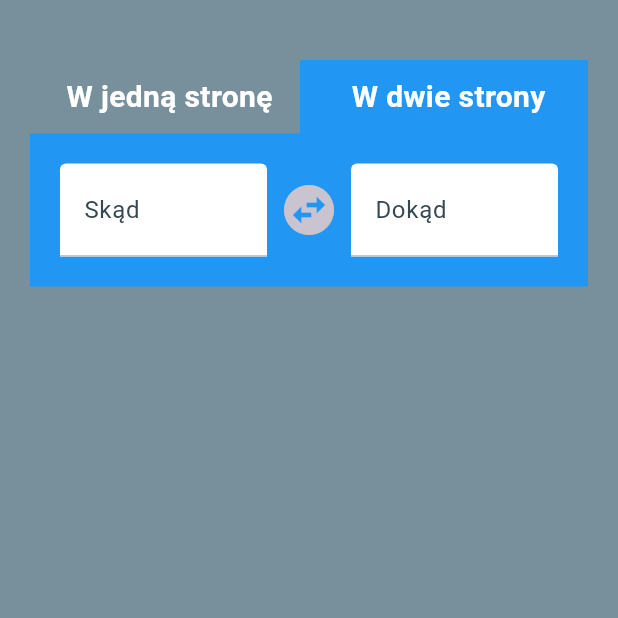
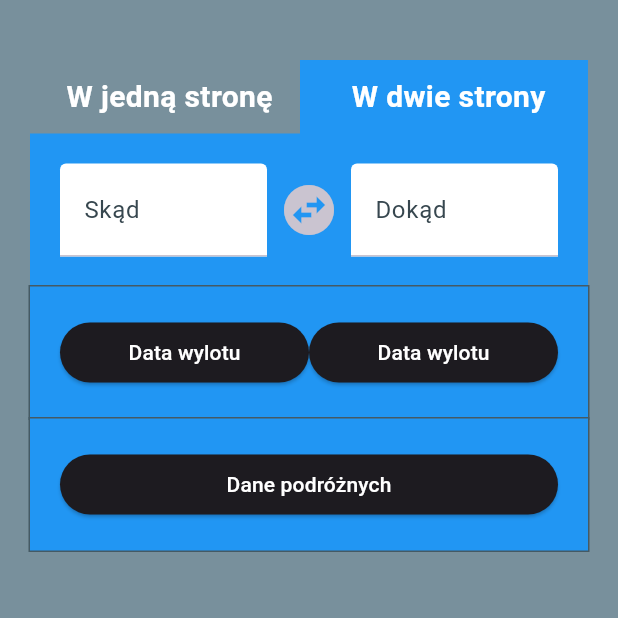
Before and after one commit to IgnacyMermer/Find_flight_app, a Flutter app: the screen it shows after launch, after a tap on the "swap horizontal circle" icon, on a phone screen of 412 x 824 dp, the top half of it. Run offline on Flutter 3.47's test engine with Material 3 defaults, Android fonts, the phone set to English and light mode, and no system bars.

Commit message:
provider added to project, added buttons to get flights dates from user, bottom sheet to get passenger data about how many passengers and airplane class

```diff
--- a/lib/HomePage.dart
+++ b/lib/HomePage.dart
@@ -1,4 +1,10 @@
 import 'package:flutter/material.dart';
+import 'package:lot_recrutation_app/HomePage/AirportsFields.dart';
+import 'package:lot_recrutation_app/HomePage/ChooseDatesRange.dart';
+import 'package:lot_recrutation_app/HomePage/ChooseFlightDate.dart';
+import 'package:lot_recrutation_app/HomePage/PassengersData.dart';
+import 'package:lot_recrutation_app/Providers/HomePageProvider.dart';
+import 'package:provider/provider.dart';
 
 class HomePage extends StatefulWidget {
   const HomePage({super.key});
@@ -10,6 +16,7 @@ class HomePage extends StatefulWidget {
 class _HomePageState extends State<HomePage> {
 
   bool oneWay = false;
+  FocusNode focusNodeFromDate=FocusNode(), focusNodeToDate=FocusNode();
 
   void changeSelectedManyWay(int position) {
     setState(() {
@@ -17,12 +24,14 @@ class _HomePageState extends State<HomePage> {
     });
   }
 
-  TextEditingController flyFromController = new TextEditingController();
-  TextEditingController flyToController = new TextEditingController();
-
+  void removeFocuses(){
+    focusNodeFromDate.unfocus();
+    focusNodeToDate.unfocus();
+  }
 
   @override
   Widget build(BuildContext context) {
+    final homePageProvider = Provider.of<HomePageProvider>(context);
     return PopScope(
       canPop: false,
       onPopInvoked: (didPop) async {
@@ -91,45 +100,13 @@ class _HomePageState extends State<HomePage> {
                   ],
                 ),
               ),
-              Container(
-                decoration: BoxDecoration(
-                  color: Colors.blue,
-                ),
-                padding: EdgeInsets.all(20),
-                child: Row(
-                  children: [
-                    Expanded(
-                      child: TextFormField(
-                        style: TextStyle(fontSize: 20,color: Colors.blueGrey[800]),
-                        decoration: InputDecoration(
-                          fillColor: Colors.white,
-                          labelText: 'Skąd',
-                          filled: true,
-                          labelStyle: TextStyle(color: Colors.blueGrey[800]),
-                        ),
-                        controller: flyFromController,
-                      ),
-                    ),
-                    IconButton(
-                      onPressed: (){},
-                      icon: Icon(Icons.swap_horizontal_circle,
-                      size: 40,)
-                    ),
-                    Expanded(
-                      child: TextFormField(
-                        style: TextStyle(fontSize: 20,color: Colors.blueGrey[800]),
-                        decoration: InputDecoration(
-                          fillColor: Colors.white,
-                          labelText: 'Dokąd',
-                          filled: true,
-                          labelStyle: TextStyle(color: Colors.blueGrey[800]),
-                        ),
-                        controller: flyToController,
-                      ),
-                    ),
-                  ],
-                ),
-              )
+
+              AirportFields(focus1: focusNodeFromDate, focus2: focusNodeToDate),
+
+              oneWay?ChooseFlightDate(removeFocuses: removeFocuses)
+                  :ChooseDatesRange(removeFocuses: removeFocuses),
+
+              PassengersData()
 
             ],
           ),
--- /dev/null
+++ b/lib/HomePage/AirportsFields.dart
@@ -0,0 +1,58 @@
+import 'package:flutter/material.dart';
+import 'package:lot_recrutation_app/Providers/HomePageProvider.dart';
+import 'package:provider/provider.dart';
+
+class AirportFields extends StatelessWidget {
+  FocusNode focus1, focus2;
+  AirportFields({required this.focus1, required this.focus2});
+  //const AirportFields({super.key});
+
+  @override
+  Widget build(BuildContext context) {
+    final homePageProvider = Provider.of<HomePageProvider>(context);
+    return Container(
+      decoration: BoxDecoration(
+        color: Colors.blue,
+      ),
+      padding: EdgeInsets.all(20),
+      child: Row(
+        children: [
+          Expanded(
+            child: TextFormField(
+              focusNode: focus1,
+              style: TextStyle(fontSize: 20,color: Colors.blueGrey[800]),
+              decoration: InputDecoration(
+                fillColor: Colors.white,
+                labelText: 'Skąd',
+                filled: true,
+                labelStyle: TextStyle(color: Colors.blueGrey[800]),
+              ),
+              controller: homePageProvider.flyFromController,
+            ),
+          ),
+          IconButton(
+              onPressed: (){
+                String temp = homePageProvider.flyFromController.text;
+                homePageProvider.flyFromController = TextEditingController.fromValue(TextEditingValue(text: homePageProvider.flyToController_.text));
+                homePageProvider.flyToController = TextEditingController.fromValue(TextEditingValue(text: temp));
+              },
+              icon: Icon(Icons.swap_horizontal_circle, size: 40,)
+          ),
+          Expanded(
+            child: TextFormField(
+              focusNode: focus2,
+              style: TextStyle(fontSize: 20,color: Colors.blueGrey[800]),
+              decoration: InputDecoration(
+                fillColor: Colors.white,
+                labelText: 'Dokąd',
+                filled: true,
+                labelStyle: TextStyle(color: Colors.blueGrey[800]),
+              ),
+              controller: homePageProvider.flyToController,
+            ),
+          ),
+        ],
+      ),
+    );
+  }
+}
--- /dev/null
+++ b/lib/HomePage/ChooseDatesRange.dart
@@ -0,0 +1,68 @@
+import 'package:flutter/material.dart';
+import 'package:lot_recrutation_app/Providers/HomePageProvider.dart';
+import 'package:provider/provider.dart';
+
+class ChooseDatesRange extends StatelessWidget {
+  //final Future<Map<String, DateTime?>> Function(BuildContext context, DateTime? fromDate, DateTime? toDate) pickDateRange;
+  final void Function() removeFocuses;
+  ChooseDatesRange({required this.removeFocuses});
+  //ChooseDatesRange({super.key});
+
+  @override
+  Widget build(BuildContext context) {
+    final homePageProvider = Provider.of<HomePageProvider>(context);
+    return Placeholder(
+      child: Container(
+        decoration: BoxDecoration(
+          color: Colors.blue,
+        ),
+        padding: EdgeInsets.all(20),
+        child: Row(
+          children: [
+            Expanded(
+                child: ElevatedButton(
+                  onPressed: ()async{
+                    FocusScope.of(context).unfocus();
+                    removeFocuses();
+                    Map<String, DateTime?> map = await pickDateRange(context, homePageProvider.fromDate, homePageProvider.toDate);
+                    homePageProvider.fromDate=map['fromDate'];
+                    homePageProvider.toDate=map['toDate'];
+                  },
+                  child: Text(homePageProvider.fromDate!=null?homePageProvider.fromDate?.toLocal().toString().substring(0,10)??'':'Data wylotu'),
+                )
+            ),
+            Expanded(
+                child: ElevatedButton(
+                  onPressed: ()async{
+                    FocusScope.of(context).unfocus();
+                    removeFocuses();
+                    Map<String, DateTime?> map = await pickDateRange(context, homePageProvider.fromDate, homePageProvider.toDate);
+                    homePageProvider.fromDate=map['fromDate'];
+                    homePageProvider.toDate=map['toDate'];
+                  },
+                  child: Text(homePageProvider.toDate!=null?homePageProvider.toDate?.toLocal().toString().substring(0,10)??'':'Data wylotu'),
+                )
+            )
+          ],
+        ),
+      ),
+    );
+  }
+
+  Future<Map<String, DateTime?>> pickDateRange(BuildContext context, DateTime? fromDate, DateTime? toDate)async{
+    final DateTimeRange? picked = await showDateRangePicker(
+      firstDate: DateTime.now(),
+      lastDate: DateTime.now().add(Duration(days: 365)),
+      initialDateRange: fromDate!=null&&toDate!=null?DateTimeRange(start: fromDate??DateTime.now(), end: toDate??DateTime.now())
+      :null,
+      context: context,
+    );
+
+    DateTime? newFromDate = fromDate, newToDate = toDate;
+    if (picked != null) {
+      newFromDate=picked.start;
+      newToDate = picked.end;
+    }
+    return {'fromDate': newFromDate, 'toDate': newToDate};
+  }
+}
--- /dev/null
+++ b/lib/Providers/HomePageProvider.dart
@@ -0,0 +1,72 @@
+import 'package:flutter/cupertino.dart';
+
+class HomePageProvider extends ChangeNotifier{
+  DateTime? fromDate_, toDate_, oneFlightDate_;
+  TextEditingController flyFromController_ = new TextEditingController();
+  TextEditingController flyToController_ = new TextEditingController();
+  int adults_=1, teenagers_=0, children_=0, babies_=0, flightClass_=-1;
+
+  DateTime? get fromDate=>fromDate_;
+  DateTime? get toDate=>toDate_;
+  DateTime? get oneFlightDate=>oneFlightDate_;
+  TextEditingController get flyFromController => flyFromController_;
+  TextEditingController get flyToController => flyToController_;
+  int get adults=>adults_;
+  int get teenagers=>teenagers_;
+  int get children=>children_;
+  int get babies=>babies_;
+  int get flightClass=>flightClass_;
+
+
+  set fromDate(DateTime? newFromDate){
+    fromDate_=newFromDate;
+    notifyListeners();
+  }
+
+  set toDate(DateTime? newToDate){
+    toDate_=newToDate;
+    notifyListeners();
+  }
+
+  set oneFlightDate(DateTime? newFromDate){
+    oneFlightDate_=newFromDate;
+    notifyListeners();
+  }
+
+  set flyFromController(TextEditingController newController){
+    flyFromController_=newController;
+    notifyListeners();
+  }
+
+  set flyToController(TextEditingController newController){
+    flyToController_=newController;
+    notifyListeners();
+  }
+
+  set adults(int newAdults){
+    adults_=newAdults;
+    notifyListeners();
+  }
+
+  set teenagers(int newTeenagers){
+    teenagers_=newTeenagers;
+    notifyListeners();
+  }
+
+  set children(int newChildren){
+    children_=newChildren;
+    notifyListeners();
+  }
+
+  set babies(int newBabies){
+    babies_=newBabies;
+    notifyListeners();
+  }
+
+  set flightClass(int newFlightClass){
+    flightClass_=newFlightClass;
+    notifyListeners();
+  }
+
+
+}
--- a/lib/main.dart
+++ b/lib/main.dart
@@ -1,6 +1,8 @@
 import 'package:flutter/material.dart';
 import 'package:flutter_localizations/flutter_localizations.dart';
 import 'package:lot_recrutation_app/HomePage.dart';
+import 'package:lot_recrutation_app/Providers/HomePageProvider.dart';
+import 'package:provider/provider.dart';
 
 void main() {
   runApp(const MyApp());
@@ -9,10 +11,13 @@ void main() {
 class MyApp extends StatelessWidget {
   const MyApp({super.key});
 
-  // This widget is the root of your application.
   @override
   Widget build(BuildContext context) {
-    return MaterialApp(
+    return MultiProvider(
+      providers: [
+        ChangeNotifierProvider(create: (context)=>HomePageProvider())
+      ],
+      child: MaterialApp(
         title: 'LOT recruitment app',
         theme: ThemeData(
           brightness: Brightness.dark,
@@ -43,6 +48,7 @@ class MyApp extends StatelessWidget {
         ],
         debugShowCheckedModeBanner: false,
         home: const HomePage(),
+      )
     );
   }
 }
--- a/pubspec.yaml
+++ b/pubspec.yaml
@@ -32,6 +32,7 @@ dependencies:
     sdk: flutter
   flutter_localizations:
     sdk: flutter
+  provider: ^6.1.2
 
 
   # The following adds the Cupertino Icons font to your application.
```
Also changed, not shown: lib/HomePage/ChooseFlightDate.dart (added, +46 -0 lines), lib/HomePage/PassengersData.dart (added, +275 -0 lines). Lines whose indentation alone changed are shown as unchanged.
